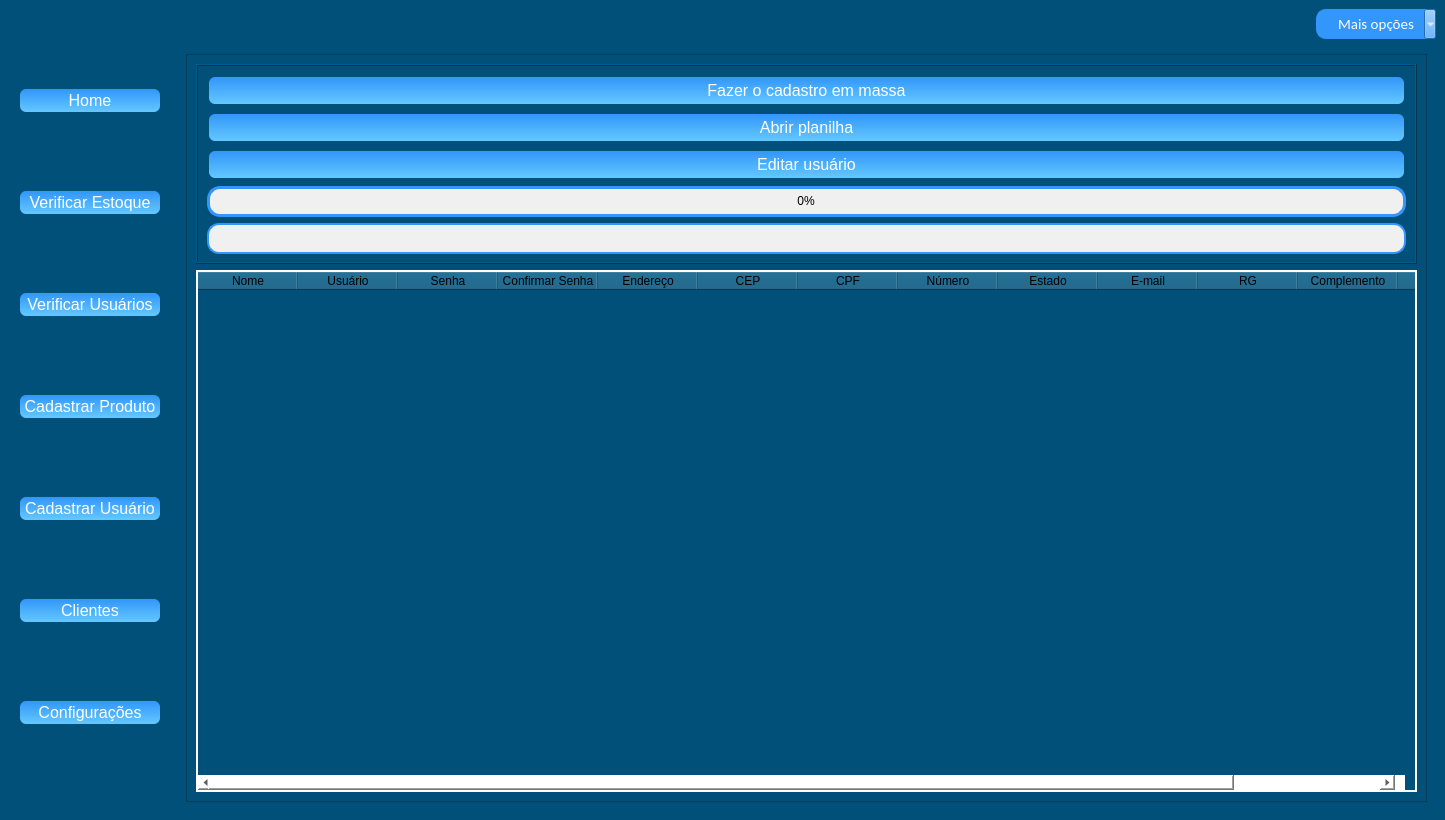
KevenLucas025/ProjetoERP, file novamaine.ui: the form before one commit.
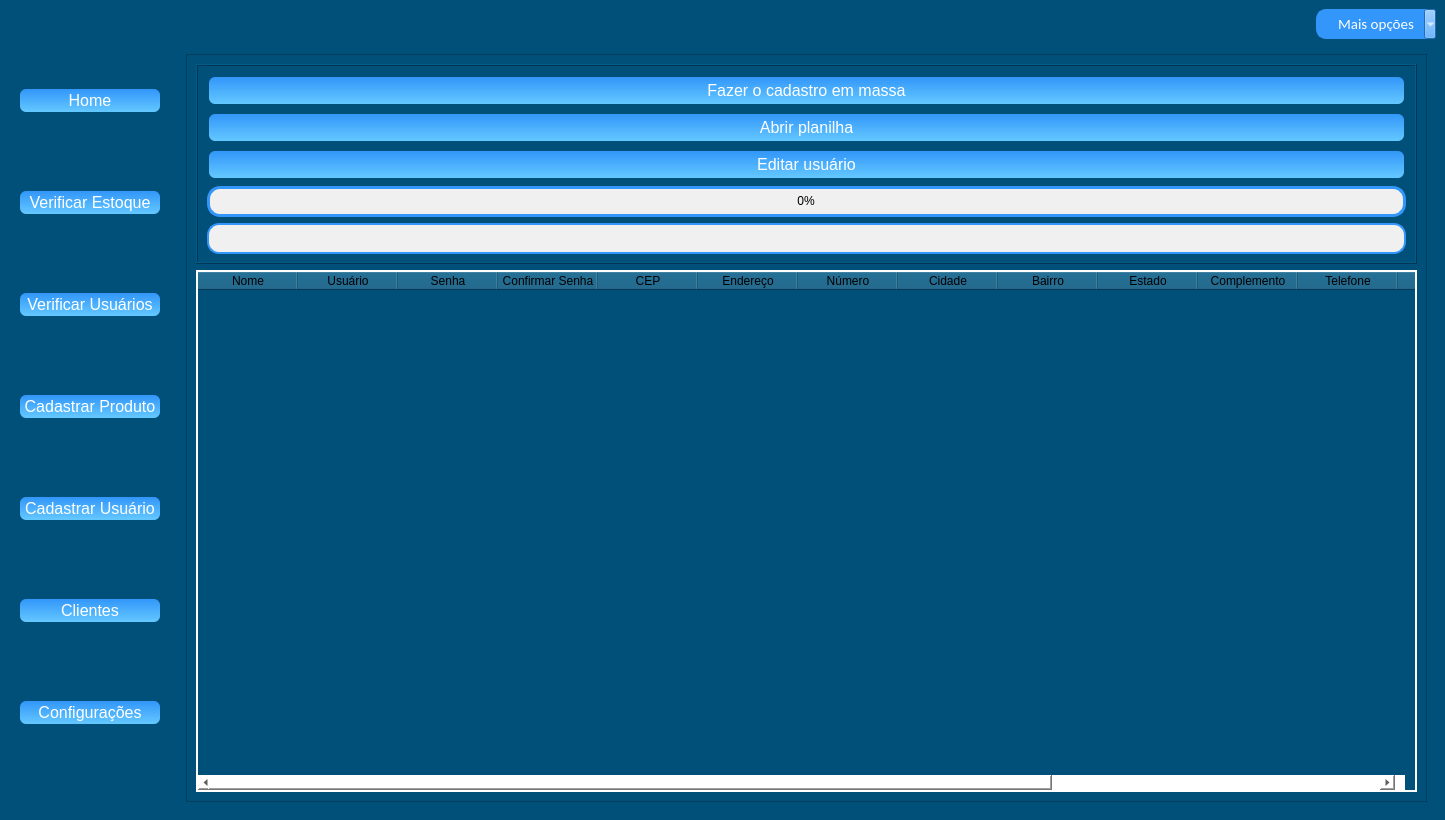
The form after the commit. The open tabs and pages were chosen to show the change. Icons and pictures are not drawn.

The edit to the form file:
```diff
--- a/novamaine.ui
+++ b/novamaine.ui
@@ -7560,11 +7560,6 @@
                <string>Confirmar Senha</string>
               </property>
              </column>
-             <column>
-              <property name="text">
-               <string>Endereço</string>
-              </property>
-             </column>
              <column>
               <property name="text">
                <string>CEP</string>
@@ -7572,7 +7567,7 @@
              </column>
              <column>
               <property name="text">
-               <string>CPF</string>
+               <string>Endereço</string>
               </property>
              </column>
              <column>
@@ -7580,21 +7575,21 @@
                <string>Número</string>
               </property>
              </column>
+             <column>
+              <property name="text">
+               <string>Cidade</string>
+              </property>
+             </column>
+             <column>
+              <property name="text">
+               <string>Bairro</string>
+              </property>
+             </column>
              <column>
               <property name="text">
                <string>Estado</string>
               </property>
              </column>
-             <column>
-              <property name="text">
-               <string>E-mail</string>
-              </property>
-             </column>
-             <column>
-              <property name="text">
-               <string>RG</string>
-              </property>
-             </column>
              <column>
               <property name="text">
                <string>Complemento</string>
@@ -7605,11 +7600,31 @@
                <string>Telefone</string>
               </property>
              </column>
+             <column>
+              <property name="text">
+               <string>E-mail</string>
+              </property>
+             </column>
              <column>
               <property name="text">
                <string>Data de Nascimento</string>
               </property>
              </column>
+             <column>
+              <property name="text">
+               <string>RG</string>
+              </property>
+             </column>
+             <column>
+              <property name="text">
+               <string>CPF</string>
+              </property>
+             </column>
+             <column>
+              <property name="text">
+               <string>CNPJ</string>
+              </property>
+             </column>
             </widget>
            </item>
           </layout>
```
